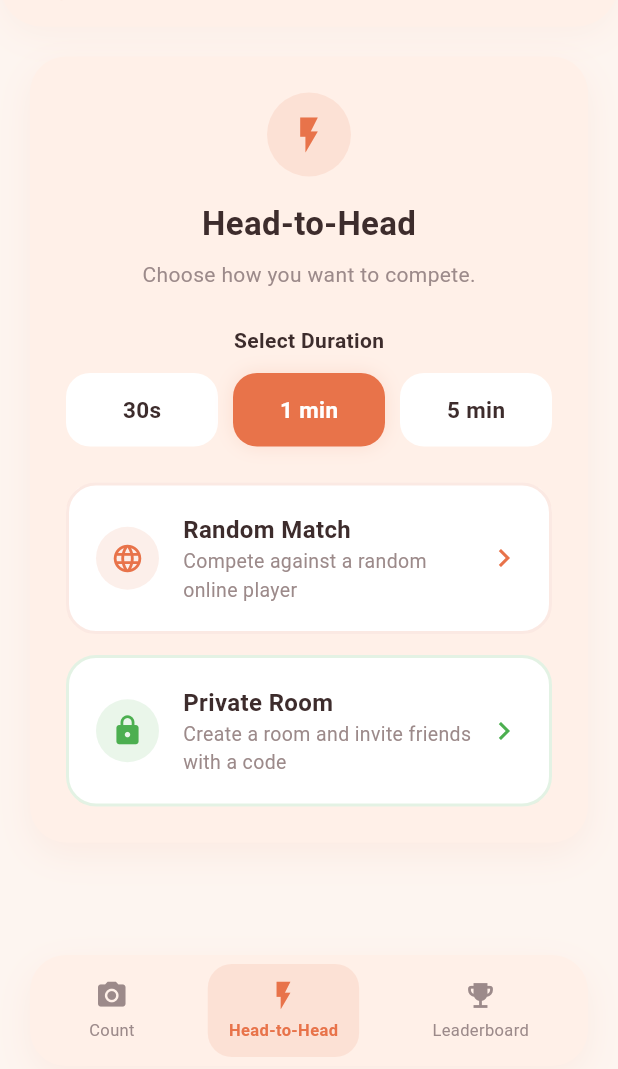
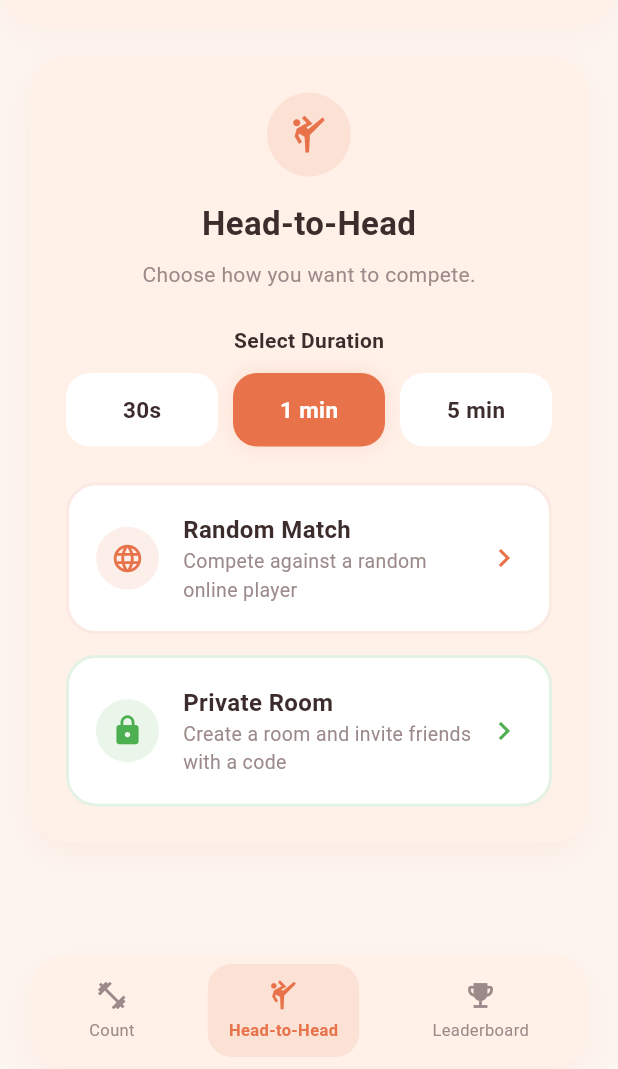
Before and after one commit to Dharmamukunthan/situp-challenge-app, a Flutter app: the DashboardScreen screen opened directly with empty values, item 2 of the bottom bar chosen, on a phone screen of 412 x 824 dp, the part 140-1209 px from its top. Run offline on Flutter 3.47's test engine with Material 3 defaults, Android fonts, the phone set to English and light mode, and no system bars; our stand-ins replace camera, shared_preferences; missing offline and left inert: google_mlkit_pose_detection; accounts and stored records are empty.

```diff
--- a/flutter_app/lib/screens/dashboard_screen.dart
+++ b/flutter_app/lib/screens/dashboard_screen.dart
@@ -600,8 +600,8 @@ class _DashboardScreenState extends State<DashboardScreen> {
             child: Row(
               mainAxisAlignment: MainAxisAlignment.spaceAround,
               children: [
-                _buildNavItem(0, Icons.camera_alt, "Count"),
-                _buildNavItem(1, Icons.flash_on, "Head-to-Head"),
+                _buildNavItem(0, Icons.fitness_center, "Count"),
+                _buildNavItem(1, Icons.sports_martial_arts, "Head-to-Head"),
                 _buildNavItem(2, Icons.emoji_events, "Leaderboard"),
               ],
             ),
@@ -719,7 +719,7 @@ class _DashboardScreenState extends State<DashboardScreen> {
                     color: _accent.withAlpha(30),
                     shape: BoxShape.circle,
                   ),
-                  child: Icon(Icons.flash_on, color: _accent, size: 28),
+                  child: Icon(Icons.sports_martial_arts, color: _accent, size: 28),
                 ),
                 const SizedBox(height: 16),
                 Text(
@@ -1298,6 +1298,12 @@ class _CounterTabState extends State<_CounterTab> {
 
   int get _totalReps => _repCount + _manualReps;
 
+  Color _getAngleColor() {
+    if (_currentAngle > SitupDetector.lyingAngle) return const Color(0xFF4CAF50);
+    if (_currentAngle < SitupDetector.sittingAngle) return const Color(0xFF2196F3);
+    return _accentColor;
+  }
+
   @override
   Widget build(BuildContext context) {
     return SingleChildScrollView(
```
